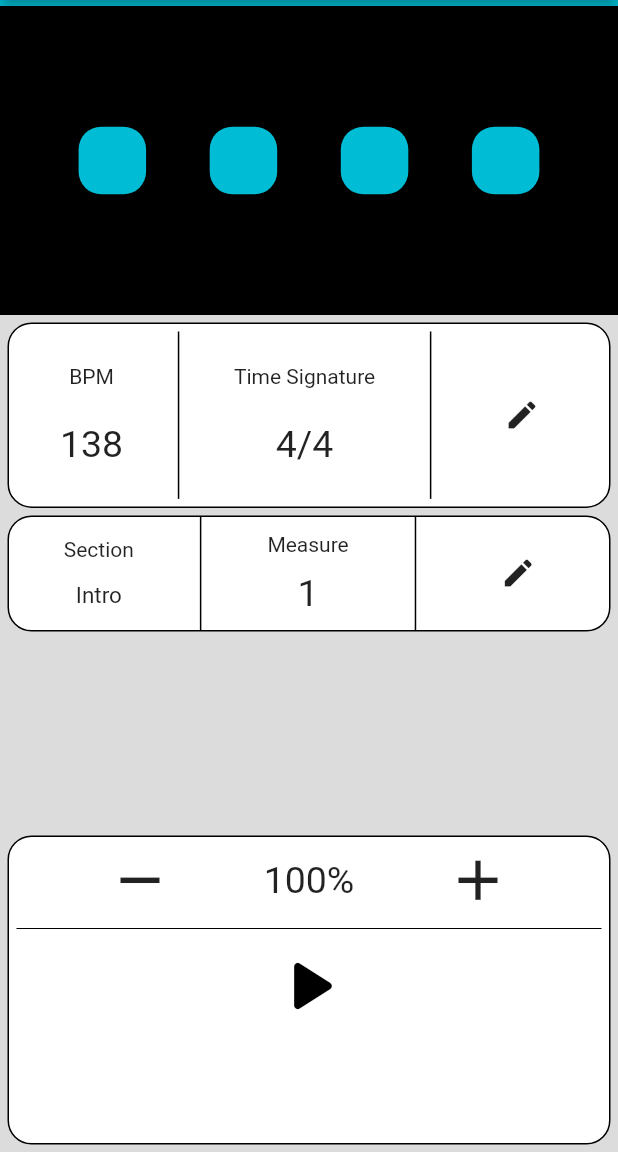
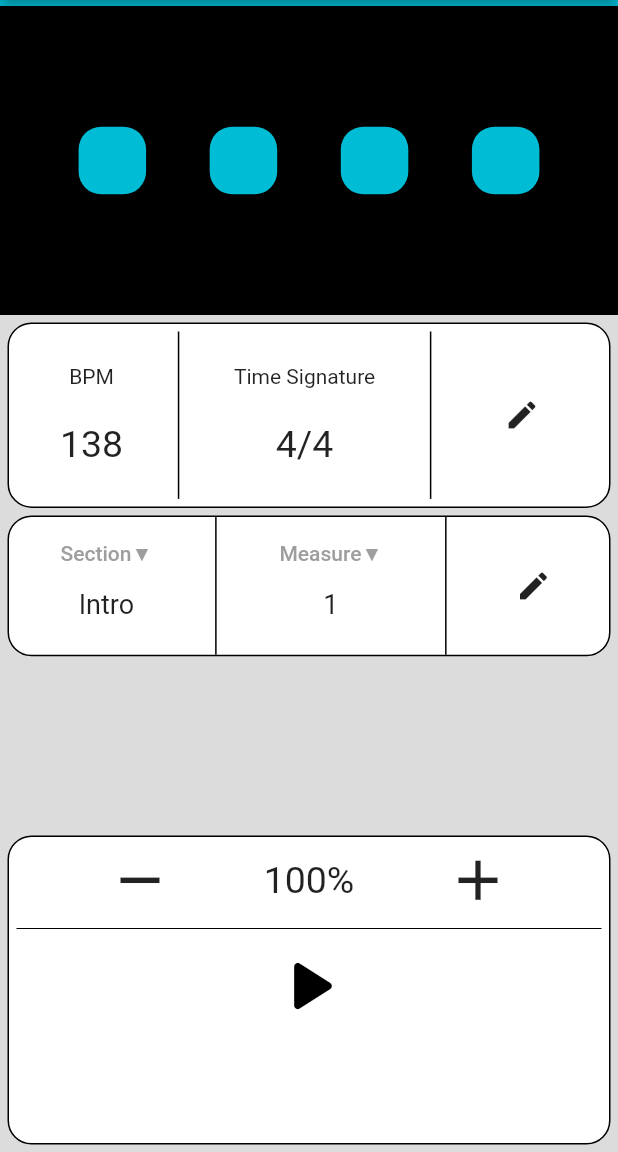
Before and after one commit to JordanRaia/custom-metronome, a Flutter app: the screen it shows after launch, after a tap on the "volume up" icon, on a phone screen of 412 x 824 dp, the part 84-1236 px from its top. Run offline on Flutter 3.47's test engine with Material 2 defaults, Android fonts, the phone set to English and light mode, and no system bars; missing offline and left inert: soundpool.

Commit message:
functioning mute button

```diff
--- a/lib/main.dart
+++ b/lib/main.dart
@@ -184,6 +184,13 @@ class _RootPageState extends State<RootPage> {
           IconButton(
             onPressed: () {
               setState(() {
+                if (isMute) {
+                  soundPlayer.setVolume(high, 1.0);
+                  soundPlayer.setVolume(low, 1.0);
+                } else {
+                  soundPlayer.setVolume(high, 0.0);
+                  soundPlayer.setVolume(low, 0.0);
+                }
                 isMute = !isMute;
               });
             },
@@ -296,11 +303,11 @@ class _RootPageState extends State<RootPage> {
             ),
             Container(
               color: Colors.black12,
-              height: newheight * 0.10,
+              height: newheight * 0.12,
               child: Container(
                 margin:
                     const EdgeInsets.only(left: 5.0, right: 5.0, bottom: 5.0),
-                height: newheight * 0.10,
+                height: newheight * 0.12,
                 decoration: BoxDecoration(
                   border: Border.all(color: Colors.black, width: 1),
                   color: Colors.white,
@@ -312,12 +319,14 @@ class _RootPageState extends State<RootPage> {
                     // TODO make a Text Button where you can choose what section
                     // to start on
                     Column(
-                      mainAxisAlignment: MainAxisAlignment.spaceEvenly,
                       children: [
-                        const Text('Section'),
+                        TextButton(
+                          onPressed: () {},
+                          child: const Text('Section▼'),
+                        ),
                         Text(
                           getSection(sections, measure),
-                          style: const TextStyle(fontSize: 15),
+                          style: const TextStyle(fontSize: 18),
                         ),
                       ],
                     ),
@@ -328,12 +337,14 @@ class _RootPageState extends State<RootPage> {
                     // TODO make a Text Button where you can choose what measure
                     // to start on
                     Column(
-                      mainAxisAlignment: MainAxisAlignment.spaceEvenly,
                       children: [
-                        const Text('Measure'),
+                        TextButton(
+                          onPressed: () {},
+                          child: const Text('Measure▼'),
+                        ),
                         Text(
                           '$measure',
-                          style: const TextStyle(fontSize: 25),
+                          style: const TextStyle(fontSize: 18),
                         ),
                       ],
                     ),
@@ -354,7 +365,7 @@ class _RootPageState extends State<RootPage> {
             // TODO AD space
             Container(
               color: Colors.black12,
-              height: newheight * (height < 512 ? 0.15 : 0.25) - 80,
+              height: newheight * (height < 512 ? 0.13 : 0.23) - 80,
             ),
             // play controls
             Container(
```
